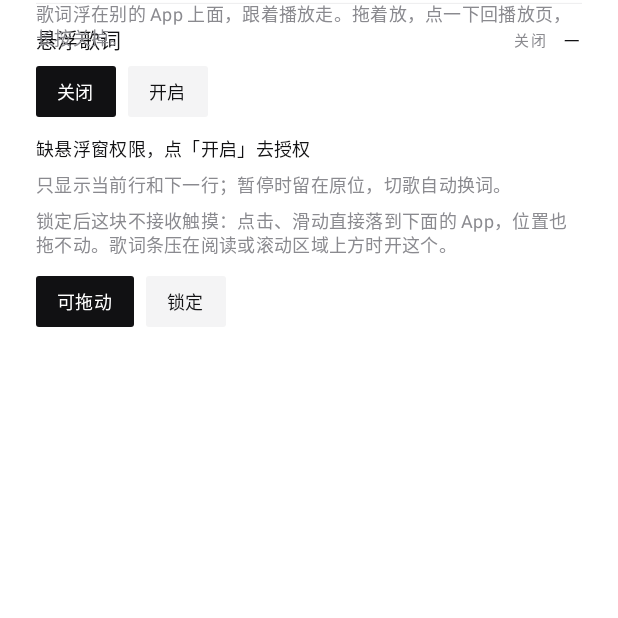
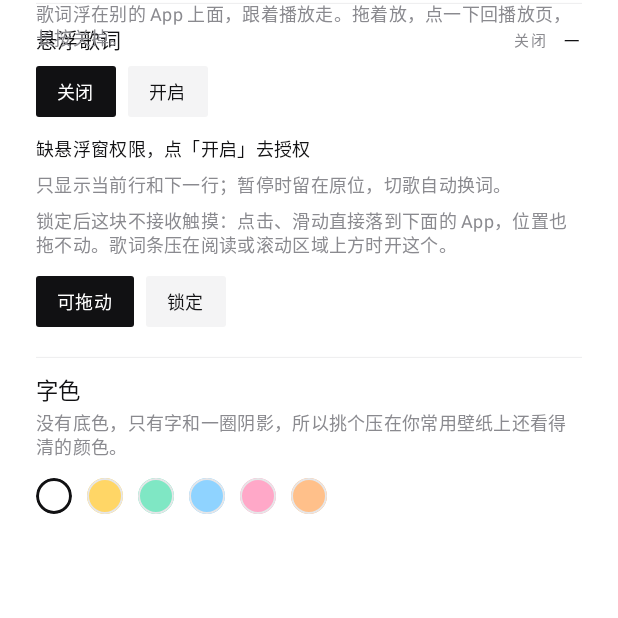
Before and after one commit to AMNB905/AM-music, an Android app built with Jetpack Compose: the composable FloatingLyricsSettingsGroup shown on its own in the app's theme, after a tap on "悬浮歌词", on a phone screen of 412 x 824 dp, the top half of it. Run offline under Robolectric (Android 15) with nearby library versions, the phone set to English and light mode, and no system bars; pictures from the network do not load.

Commit message:
0.6.71: floating lyrics drop the dark backdrop, add text color presets

```diff
--- a/app/build.gradle.kts
+++ b/app/build.gradle.kts
@@ -29,8 +29,8 @@ android {
         // 故意对齐参考项目（targetSdk 34）：targetSdk 35/36 上 overlay 悬浮窗的触摸行为
         // 与 34 不同（真机上表现为「看得见但点不动」），先回到 34 验证再决定要不要升。
         targetSdk = 34
-        versionCode = 83
-        versionName = "0.6.70"
+        versionCode = 84
+        versionName = "0.6.71"
 
         // 更新源已并入主仓库：源码仓库本身就是公开的，Release 和代码同仓库同可见性，
         // 不需要再单独维护一个 releases 仓库（原先那个只剩历史包，已归档不再发新版）。
--- a/app/src/main/java/com/am/music/data/island/FloatingLyricsPrefs.kt
+++ b/app/src/main/java/com/am/music/data/island/FloatingLyricsPrefs.kt
@@ -16,6 +16,17 @@ object FloatingLyricsPrefs {
     private const val KEY_X = "fl_x"
     private const val KEY_Y = "fl_y"
     private const val KEY_LOCKED = "fl_locked"
+    private const val KEY_COLOR = "fl_color"
+
+    /** 歌词字色预设：白、暖黄、薄荷、天蓝、粉、橙。深色浅色壁纸都能挑到一个看得清的。 */
+    val COLOR_PRESETS: List<Int> = listOf(
+        0xFFFFFFFF.toInt(),
+        0xFFFFD666.toInt(),
+        0xFF7FE7C4.toInt(),
+        0xFF8FD3FF.toInt(),
+        0xFFFFA8C8.toInt(),
+        0xFFFFC08A.toInt(),
+    )
 
     private fun prefs(context: Context): SharedPreferences =
         context.getSharedPreferences(PREFS, Context.MODE_PRIVATE)
@@ -44,4 +55,11 @@ object FloatingLyricsPrefs {
     fun setLocked(context: Context, locked: Boolean) {
         prefs(context).edit().putBoolean(KEY_LOCKED, locked).apply()
     }
+
+    /** 当前行字色；下一行在服务里按同色降透明度推导，不用单独存。 */
+    fun color(context: Context): Int = prefs(context).getInt(KEY_COLOR, 0xFFFFFFFF.toInt())
+
+    fun setColor(context: Context, argb: Int) {
+        prefs(context).edit().putInt(KEY_COLOR, argb).apply()
+    }
 }
--- a/app/src/main/java/com/am/music/ui/settings/FloatingLyricsSettingsGroup.kt
+++ b/app/src/main/java/com/am/music/ui/settings/FloatingLyricsSettingsGroup.kt
@@ -5,9 +5,16 @@ import android.content.Intent
 import android.net.Uri
 import android.provider.Settings
 import android.widget.Toast
+import androidx.compose.foundation.background
+import androidx.compose.foundation.border
+import androidx.compose.foundation.clickable
 import androidx.compose.foundation.layout.Arrangement
+import androidx.compose.foundation.layout.Box
 import androidx.compose.foundation.layout.Row
 import androidx.compose.foundation.layout.padding
+import androidx.compose.foundation.layout.size
+import androidx.compose.foundation.shape.CircleShape
+import androidx.compose.material3.HorizontalDivider
 import androidx.compose.material3.MaterialTheme
 import androidx.compose.material3.Text
 import androidx.compose.runtime.Composable
@@ -16,7 +23,10 @@ import androidx.compose.runtime.getValue
 import androidx.compose.runtime.mutableStateOf
 import androidx.compose.runtime.remember
 import androidx.compose.runtime.setValue
+import androidx.compose.ui.Alignment
 import androidx.compose.ui.Modifier
+import androidx.compose.ui.draw.clip
+import androidx.compose.ui.graphics.Color
 import androidx.compose.ui.platform.LocalContext
 import androidx.compose.ui.unit.dp
 import androidx.lifecycle.Lifecycle
@@ -24,7 +34,6 @@ import androidx.lifecycle.LifecycleEventObserver
 import androidx.lifecycle.compose.LocalLifecycleOwner
 import com.am.music.data.island.FloatingLyricsPrefs
 import com.am.music.service.FloatingLyricsService
-
 /**
  * 设置页「悬浮歌词」分组：只有一个开关，外加一段说明。
  *
@@ -38,6 +47,7 @@ internal fun FloatingLyricsSettingsGroup() {
 
     var enabled by remember { mutableStateOf(FloatingLyricsPrefs.isEnabled(context)) }
     var locked by remember { mutableStateOf(FloatingLyricsPrefs.isLocked(context)) }
+    var color by remember { mutableStateOf(FloatingLyricsPrefs.color(context)) }
     var hasPermission by remember { mutableStateOf(FloatingLyricsService.canDrawOverlays(context)) }
 
     // 从系统「显示在其他应用上层」页回来，权限和开关都可能变了
@@ -47,6 +57,7 @@ internal fun FloatingLyricsSettingsGroup() {
                 hasPermission = FloatingLyricsService.canDrawOverlays(context)
                 enabled = FloatingLyricsPrefs.isEnabled(context)
                 locked = FloatingLyricsPrefs.isLocked(context)
+                color = FloatingLyricsPrefs.color(context)
             }
         }
         lifecycleOwner.lifecycle.addObserver(observer)
@@ -132,6 +143,53 @@ internal fun FloatingLyricsSettingsGroup() {
                 modifier = Modifier.padding(horizontal = 24.dp, vertical = 2.dp),
             )
         }
+
+        HorizontalDivider(
+            modifier = Modifier.padding(horizontal = 24.dp, vertical = 10.dp),
+            thickness = 0.5.dp,
+            color = MaterialTheme.colorScheme.outlineVariant,
+        )
+
+        Text(
+            text = "字色",
+            style = MaterialTheme.typography.bodyLarge,
+            modifier = Modifier.padding(horizontal = 24.dp),
+        )
+        Text(
+            text = "没有底色，只有字和一圈阴影，所以挑个压在你常用壁纸上还看得清的颜色。",
+            style = MaterialTheme.typography.bodySmall,
+            color = MaterialTheme.colorScheme.onSurfaceVariant,
+            modifier = Modifier.padding(horizontal = 24.dp, vertical = 2.dp),
+        )
+        Row(
+            modifier = Modifier.padding(horizontal = 24.dp, vertical = 10.dp),
+            horizontalArrangement = Arrangement.spacedBy(10.dp),
+            verticalAlignment = Alignment.CenterVertically,
+        ) {
+            FloatingLyricsPrefs.COLOR_PRESETS.forEach { preset ->
+                val selected = color == preset
+                Box(
+                    modifier = Modifier
+                        .size(24.dp)
+                        .clip(CircleShape)
+                        .background(Color(preset))
+                        .border(
+                            width = if (selected) 2.dp else 1.dp,
+                            color = if (selected) {
+                                MaterialTheme.colorScheme.onSurface
+                            } else {
+                                MaterialTheme.colorScheme.outlineVariant
+                            },
+                            shape = CircleShape,
+                        )
+                        .clickable {
+                            color = preset
+                            FloatingLyricsPrefs.setColor(context, preset)
+                            FloatingLyricsService.refresh(context)
+                        },
+                )
+            }
+        }
     }
 }
 
```
Also changed, not shown: app/src/main/java/com/am/music/service/FloatingLyricsService.kt (+11 -13 lines).
